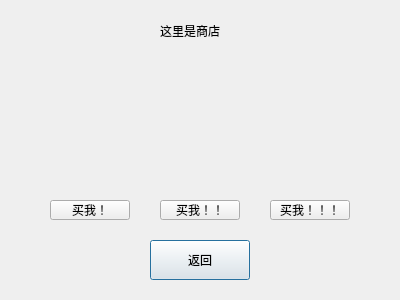
First picture: the form in goldbuy.ui, repository JinxianRen/qtgame, before the edit.
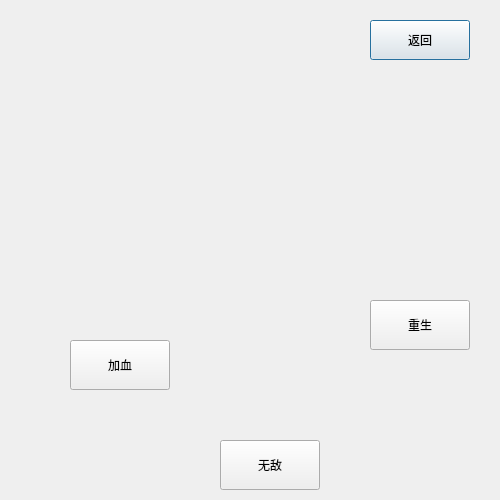
Second picture: the form after the edit. Icons and pictures are not drawn.

What changed in the file:
```diff
--- a/goldbuy.ui
+++ b/goldbuy.ui
@@ -6,8 +6,8 @@
    <rect>
     <x>0</x>
     <y>0</y>
-    <width>400</width>
-    <height>300</height>
+    <width>500</width>
+    <height>500</height>
    </rect>
   </property>
   <property name="minimumSize">
@@ -19,11 +19,17 @@
   <property name="windowTitle">
    <string>Dialog</string>
   </property>
+  <property name="styleSheet">
+   <string notr="true">QDialog
+{
+image:url(:/res/shop.png)
+}</string>
+  </property>
   <widget class="QPushButton" name="pushButton">
    <property name="geometry">
     <rect>
-     <x>150</x>
-     <y>240</y>
+     <x>370</x>
+     <y>20</y>
      <width>100</width>
      <height>40</height>
     </rect>
@@ -38,56 +44,43 @@
     <string>返回</string>
    </property>
   </widget>
-  <widget class="QLabel" name="label">
-   <property name="geometry">
-    <rect>
-     <x>160</x>
-     <y>20</y>
-     <width>71</width>
-     <height>21</height>
-    </rect>
-   </property>
-   <property name="text">
-    <string>这里是商店</string>
-   </property>
-  </widget>
   <widget class="QPushButton" name="pushButton_2">
    <property name="geometry">
     <rect>
-     <x>50</x>
-     <y>200</y>
-     <width>80</width>
-     <height>20</height>
+     <x>70</x>
+     <y>340</y>
+     <width>100</width>
+     <height>50</height>
     </rect>
    </property>
    <property name="text">
-    <string>买我！</string>
+    <string>加血</string>
    </property>
   </widget>
   <widget class="QPushButton" name="pushButton_3">
    <property name="geometry">
     <rect>
-     <x>160</x>
-     <y>200</y>
-     <width>80</width>
-     <height>20</height>
+     <x>220</x>
+     <y>440</y>
+     <width>100</width>
+     <height>50</height>
     </rect>
    </property>
    <property name="text">
-    <string>买我！！</string>
+    <string>无敌</string>
    </property>
   </widget>
   <widget class="QPushButton" name="pushButton_4">
    <property name="geometry">
     <rect>
-     <x>270</x>
-     <y>200</y>
-     <width>80</width>
-     <height>20</height>
+     <x>370</x>
+     <y>300</y>
+     <width>100</width>
+     <height>50</height>
     </rect>
    </property>
    <property name="text">
-    <string>买我！！！</string>
+    <string>重生</string>
    </property>
   </widget>
  </widget>
```
